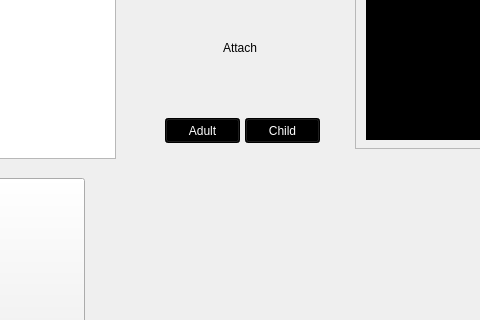
This is aed_display.ui in WaillyMohamed/AED as Qt 5 draws it before an edit; both pictures show x 495 to 975 and y 212 to 532 of the 1200 by 800 pixel window. The edited form follows.
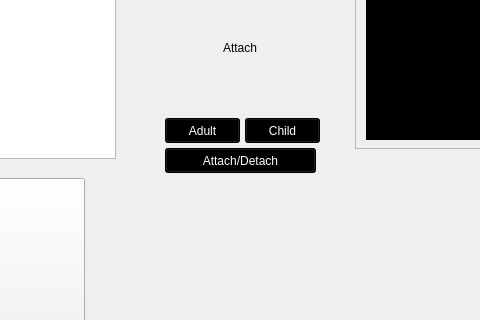
This is the edited form.

Commit message: Implemented an attach/detach button for the electrode placement of the AED.

What changed in the file:
```diff
--- a/aed_display.ui
+++ b/aed_display.ui
@@ -355,6 +355,23 @@
      <string>Child</string>
     </property>
    </widget>
+   <widget class="QPushButton" name="attach">
+    <property name="geometry">
+     <rect>
+      <x>660</x>
+      <y>360</y>
+      <width>151</width>
+      <height>25</height>
+     </rect>
+    </property>
+    <property name="styleSheet">
+     <string notr="true">background-color: rgb(0, 0, 0);color: rgb(255, 255, 255)
+</string>
+    </property>
+    <property name="text">
+     <string>Attach/Detach</string>
+    </property>
+   </widget>
   </widget>
   <widget class="QMenuBar" name="menubar">
    <property name="geometry">
```
The commit also changes 4 other files.
